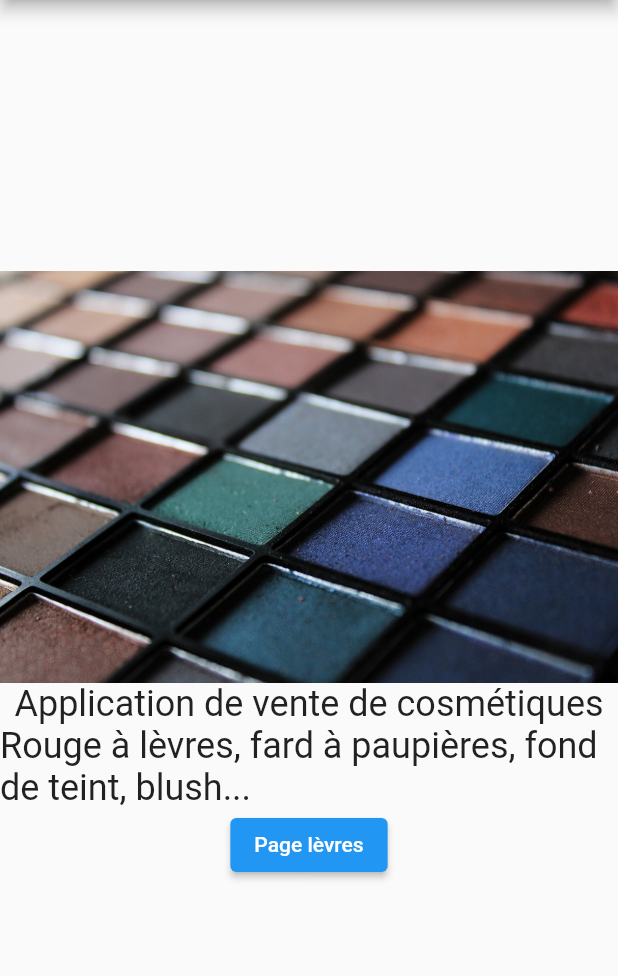
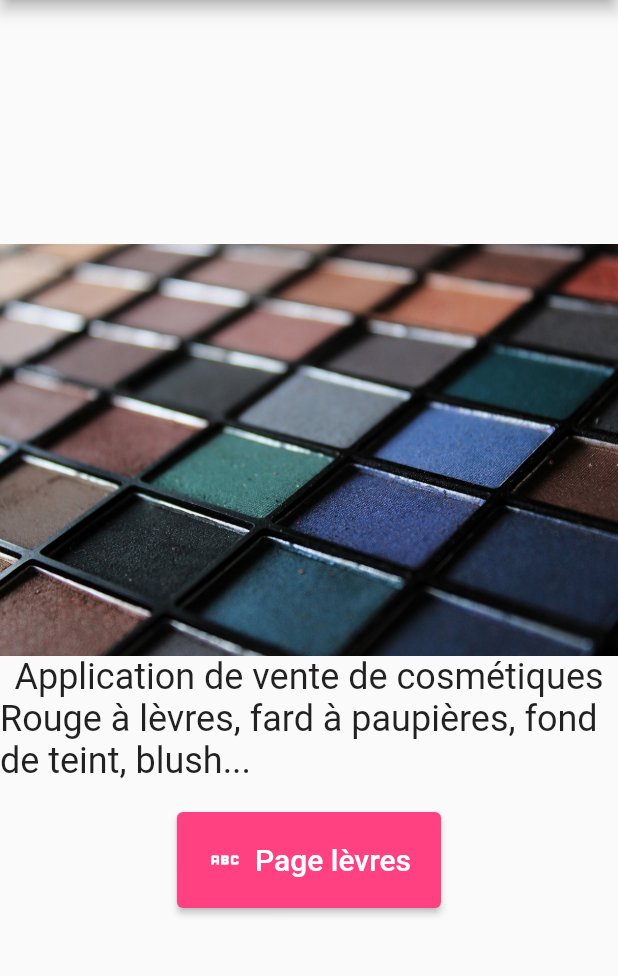
Before and after one commit to thaisbrun/get_ready, a Flutter app: the screen it shows after launch, on a phone screen of 412 x 824 dp, the part 84-1060 px from its top. Run offline on Flutter 3.47's test engine with Material 2 defaults, Android fonts, the phone set to English and light mode, and no system bars; Roboto replaces fonts that are missing (Avenir).

Commit message:
Auto-formation du 20/06

```diff
--- a/lib/main.dart
+++ b/lib/main.dart
@@ -1,5 +1,5 @@
 import 'package:flutter/material.dart';
-
+import 'package:get_ready/pages/homePage.dart';
 //Cette fonction permet de démarrer mon application
 void main() {
   runApp(const MyApp());
@@ -15,57 +15,3 @@ class MyApp extends StatelessWidget {
     );
   }
 }
-
-class LipsPage extends StatelessWidget {
-  const LipsPage({Key? key}) : super(key: key);
-
-  @override
-  Widget build(BuildContext context) {
-    return Scaffold(
-      appBar: AppBar(
-        title:Text("Produits lèvres"),
-    ),
-      body: Center(
-        child:Text("Prochainement disponible")
-      )
-    );
-  }
-}
-
-
-class HomePage extends StatelessWidget {
-  const HomePage({
-    super.key,
-  });
-
-  @override
-  Widget build(BuildContext context) {
-    return Scaffold(
-      appBar: AppBar(
-        title: const Text("Get Ready"),
-      ),
-        body: Center(
-            child:Column(
-              mainAxisAlignment: MainAxisAlignment.center,
-              children: [
-                Image.asset("assets/images/imageTest.jpg"),
-                const Text(
-                      "Application de vente de cosmétiques",
-          style: TextStyle(
-                  fontSize: 24,
-    ),
-        ),
-                const Text("Rouge à lèvres, fard à paupières, fond de teint, blush...",
-                  style: TextStyle(
-                  fontSize: 24,
-                    fontFamily: 'Avenir',
-                ),
-        ),
-                ElevatedButton(onPressed: () => print("click button"),
-                    child: Text("Page lèvres"))
-              ],
-            ),
-      ),
-    );
-  }
-}
--- /dev/null
+++ b/lib/pages/homePage.dart
@@ -0,0 +1,55 @@
+import 'package:flutter/material.dart';
+import 'package:get_ready/pages/lipsPage.dart';
+
+class HomePage extends StatelessWidget {
+  const HomePage({
+    super.key,
+  });
+
+@override
+Widget build(BuildContext context) {
+    return Scaffold(
+      appBar: AppBar(
+        title: const Text("Get Ready"),
+      ),
+      body: Center(
+        child:Column(
+          mainAxisAlignment: MainAxisAlignment.center,
+          children: [
+            Image.asset("assets/images/imageTest.jpg"),
+            const Text(
+              "Application de vente de cosmétiques",
+              style: TextStyle(
+                fontSize: 24,
+              ),
+            ),
+            const Text("Rouge à lèvres, fard à paupières, fond de teint, blush...",
+              style: TextStyle(
+                fontSize: 24,
+                fontFamily: 'Avenir',
+              ),
+            ),
+            Padding(padding: EdgeInsets.only(top:20)),
+            ElevatedButton.icon(
+              style: ButtonStyle(
+                padding: MaterialStatePropertyAll(EdgeInsets.all(20)),
+                backgroundColor: MaterialStatePropertyAll(Colors.pinkAccent),
+              ),
+              onPressed: () {
+                Navigator.push(
+                    context,
+                    PageRouteBuilder(
+                        pageBuilder: (_,__,___) => LipsPage()
+                    )
+                );
+              },
+              label: Text("Page lèvres",
+                style: TextStyle(
+                    fontSize: 20
+                ),), icon: Icon(Icons.abc_outlined),)
+          ],
+        ),
+      ),
+    );
+  }
+}
```
Also changed, not shown: lib/pages/lipsPage.dart (added, +17 -0 lines).
